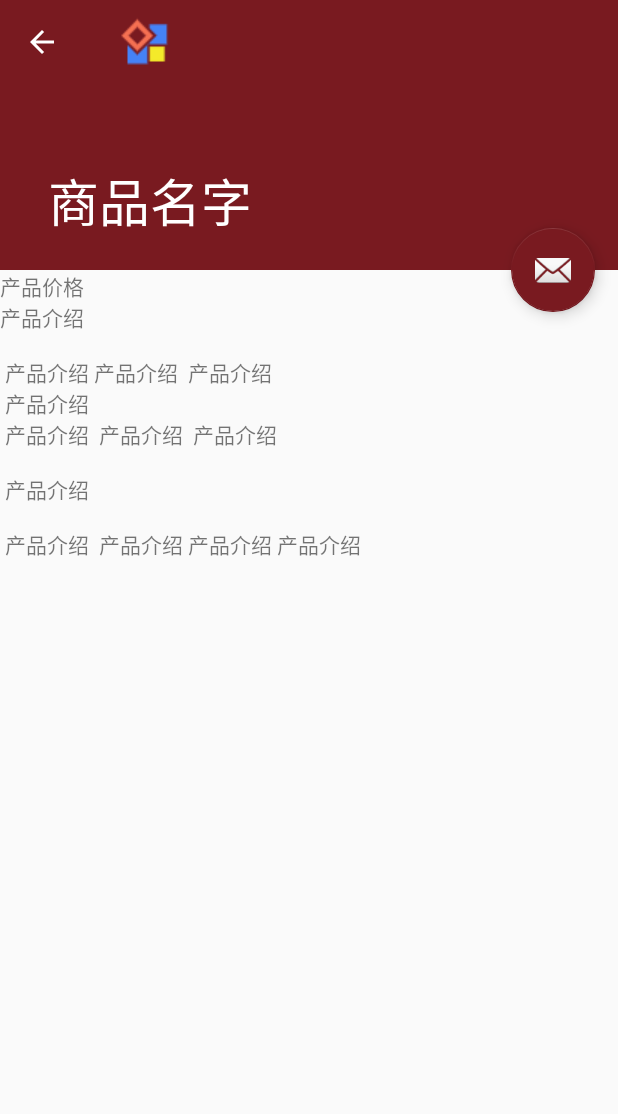
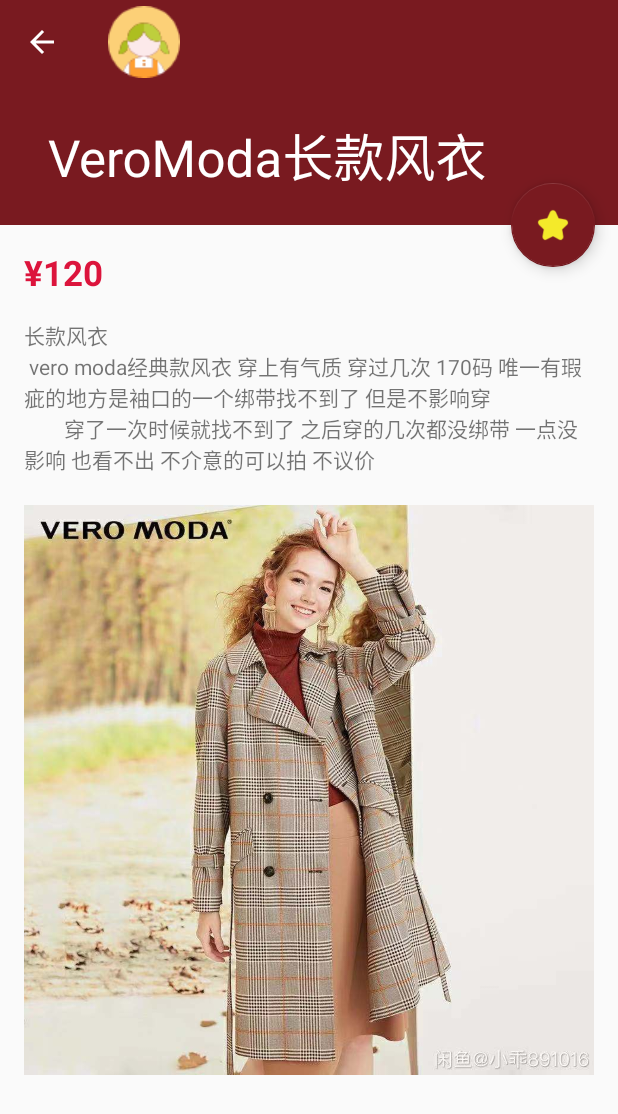
Before and after one commit to gracezhuhou/IdledRichFish, an Android app: the ProductViewActivity screen opened directly, with no data from a screen before it, on a phone screen of 412 x 824 dp. Shown: the top 1114 px of the screen. Run offline under Robolectric (Android 15) with nearby library versions, the phone set to English and light mode, and no system bars.

Commit message:
完善界面

```diff
--- a/app/src/main/AndroidManifest.xml
+++ b/app/src/main/AndroidManifest.xml
@@ -11,6 +11,7 @@
         android:supportsRtl="true"
         android:theme="@style/AppTheme"
         android:usesCleartextTraffic="true">
+        <activity android:name=".MyFavoratesActivity"></activity>
         <activity
             android:name=".ProductViewActivity"
             android:label="@string/title_activity_product_view"
@@ -27,7 +28,6 @@
                 <category android:name="android.intent.category.LAUNCHER" />
             </intent-filter>
         </activity>
-
     </application>
 
 </manifest>
--- a/app/src/main/java/com/sufe/idledrichfish/HomeFragment.java
+++ b/app/src/main/java/com/sufe/idledrichfish/HomeFragment.java
@@ -14,6 +14,7 @@ import com.sufe.idledrichfish.database.Label;
 import com.sufe.idledrichfish.database.Product;
 import com.sufe.idledrichfish.database.helper.LabelDbHelper;
 import com.sufe.idledrichfish.database.helper.ProductDbHelper;
+import com.sufe.idledrichfish.database.helper.StudentDbHelper;
 
 import org.litepal.LitePal;
 
@@ -92,6 +93,8 @@ public class HomeFragment extends Fragment {
 //        labelDbHelper.add("风衣");
 //        List<Label> labels = labelDbHelper.find("风衣");
 //        productDbHelper.add("风衣", "beautiful", 999, "2016110672", labels, "服饰");
+//        StudentDbHelper studentDbHelper = new StudentDbHelper();
+//        studentDbHelper.add("2016110672", "ZHQC", "123456", "female", 1);
 
         List<Product> products = productDbHelper.getProducts();
         mRecyclerView = view.findViewById(R.id.recyclerView_main);
--- a/app/src/main/java/com/sufe/idledrichfish/ProductViewActivity.java
+++ b/app/src/main/java/com/sufe/idledrichfish/ProductViewActivity.java
@@ -15,10 +15,14 @@ public class ProductViewActivity extends AppCompatActivity {
         super.onCreate(savedInstanceState);
         setContentView(R.layout.activity_product_view);
         Toolbar toolbar = (Toolbar) findViewById(R.id.toolbar);
+        //toolbar.setTitleTextAppearance(this, R.style.Toolbar_TitleText);
         setSupportActionBar(toolbar);
+        getSupportActionBar().setDisplayShowTitleEnabled(true);
+        //toolbar.setLogoDescription("Sam1998");
         getSupportActionBar().setDisplayHomeAsUpEnabled(true);   // 有返回箭头
-        getSupportActionBar().setLogo(R.drawable.ic_example);
-        getSupportActionBar().setTitle("商品名字");
+        getSupportActionBar().setLogo(R.drawable.ic_user);
+
+
 
 
         // 返回键监听
--- a/app/src/main/java/com/sufe/idledrichfish/ProductsRecyclerAdapter.java
+++ b/app/src/main/java/com/sufe/idledrichfish/ProductsRecyclerAdapter.java
@@ -86,7 +86,7 @@ public class ProductsRecyclerAdapter extends RecyclerView.Adapter<ProductsRecycl
         holder.cardView_product.setOnClickListener(new View.OnClickListener() {
             @Override
             public void onClick(View v){
-                long product_id = Long.valueOf(holder.text_product_id.getText().toString());
+                String product_id = holder.text_product_id.getText().toString();
                 Intent intent = new Intent(v.getContext(), ProductViewActivity.class);
                 intent.putExtra("product_id_extra", product_id);
                 v.getContext().startActivity(intent);
--- a/app/src/main/res/layout/activity_product_view.xml
+++ b/app/src/main/res/layout/activity_product_view.xml
@@ -21,17 +21,18 @@
             android:fitsSystemWindows="true"
             app:contentScrim="?attr/colorPrimary"
             app:layout_scrollFlags="scroll|exitUntilCollapsed"
-            app:toolbarId="@+id/toolbar">
-
+            app:toolbarId="@+id/toolbar" >
 
                 <android.support.v7.widget.Toolbar
                     android:id="@+id/toolbar"
+                    app:titleTextAppearance="@style/Toolbar.TitleText"
                     android:layout_width="match_parent"
                     android:layout_height="?attr/actionBarSize"
                     app:layout_collapseMode="pin"
                     app:layout_constraintStart_toStartOf="parent"
                     app:layout_constraintTop_toTopOf="parent"
-                    app:popupTheme="@style/AppTheme.PopupOverlay" />
+                    app:popupTheme="@style/AppTheme.PopupOverlay"
+                    app:title="VeroModa长款风衣" />
 
 <!--            <android.support.constraint.ConstraintLayout-->
 <!--                android:layout_width="match_parent"-->
@@ -87,6 +88,6 @@
         android:layout_margin="@dimen/fab_margin"
         app:layout_anchor="@id/app_bar"
         app:layout_anchorGravity="bottom|end"
-        app:srcCompat="@android:drawable/ic_dialog_email" />
+        app:srcCompat="@drawable/ic_favorate" />
 
 </android.support.design.widget.CoordinatorLayout>
--- a/app/src/main/res/layout/content_product_view.xml
+++ b/app/src/main/res/layout/content_product_view.xml
@@ -11,25 +11,33 @@
     <LinearLayout
         android:layout_width="match_parent"
         android:layout_height="wrap_content"
-        android:orientation="vertical">
+        android:orientation="vertical"
+        android:layout_margin="16dp">
 
+        <!-- 产品价格-->
         <TextView
             android:id="@+id/textView_productPrice"
             android:layout_width="wrap_content"
             android:layout_height="wrap_content"
-            android:text="产品价格" />
+            android:text="¥120"
+            android:textColor="@color/red"
+            android:textSize="23dp"
+            android:textStyle="bold"
+            android:layout_marginBottom="16dp"/>
 
         <TextView
             android:id="@+id/textView_productDescription"
             android:layout_width="match_parent"
             android:layout_height="wrap_content"
-            android:text="@string/large_text" />
+            android:text="@string/product_text_example"
+            android:layout_marginBottom="10dp" />
 
         <ImageView
             android:id="@+id/imageView_productImage"
             android:layout_width="match_parent"
-            android:layout_height="wrap_content"
-            tools:srcCompat="@tools:sample/backgrounds/scenic" />
+            android:layout_height="400dp"
+            app:srcCompat="@drawable/product_example_coat"
+            tools:srcCompat="@drawable/product_example_coat" />
 
     </LinearLayout>
 
--- a/app/src/main/res/values/colors.xml
+++ b/app/src/main/res/values/colors.xml
@@ -10,4 +10,5 @@
     <color name="FC_red">#791a20</color>
     <color name="black">#000000</color>
     <color name="white">#FFFFFF</color>
+    <color name="red">#DC143C</color>
 </resources>
--- a/app/src/main/res/values/dimens.xml
+++ b/app/src/main/res/values/dimens.xml
@@ -2,7 +2,7 @@
     <!-- Default screen margins, per the Android Design guidelines. -->
     <dimen name="activity_horizontal_margin">16dp</dimen>
     <dimen name="activity_vertical_margin">16dp</dimen>
-    <dimen name="app_bar_height">180dp</dimen>
+    <dimen name="app_bar_height">150dp</dimen>
     <dimen name="fab_margin">15dp</dimen>
     <dimen name="text_margin">15dp</dimen>
     <dimen name="text_size">16dp</dimen>
--- a/app/src/main/res/values/strings.xml
+++ b/app/src/main/res/values/strings.xml
@@ -19,22 +19,12 @@
     <string name="catogory_digital">数码产品</string>
     <string name="catogory_clothes">服饰</string>
     <string name="title_activity_product_view">产品详细</string>
-    <string name="large_text">
-        "产品介绍\n\n"
-        "产品介绍"
-        "产品介绍 "
-        "产品介绍\n"
-        "产品介绍\n"
-        "产品介绍 "
-        "产品介绍 "
-        "产品介绍\n\n"
-        "产品介绍\n\n"
-        "产品介绍 "
-        "产品介绍"
-        "产品介绍"
-        "产品介绍\n"
+    <string name="product_text_example">
+        "长款风衣\n"
+        "vero moda经典款风衣 穿上有气质 穿过几次 170码 唯一有瑕疵的地方是袖口的一个绑带找不到了 但是不影响穿
+        穿了一次时候就找不到了 之后穿的几次都没绑带 一点没影响 也看不出 不介意的可以拍 不议价"
     </string>
-    <string name="action_settings">Settings</string>
+    <string name="action_settings">设置</string>
 
     <!-- TODO: Remove or change this placeholder text -->
     <string name="hello_blank_fragment">Hello blank fragment</string>
--- a/app/src/main/res/values/styles.xml
+++ b/app/src/main/res/values/styles.xml
@@ -21,6 +21,14 @@
 
     <style name="AppTheme.AppBarOverlay" parent="ThemeOverlay.AppCompat.Dark.ActionBar" />
 
-    <style name="AppTheme.PopupOverlay" parent="ThemeOverlay.AppCompat.Light" />
+    <style name="AppTheme.PopupOverlay" parent="ThemeOverlay.AppCompat.Light" >
+        <item name="android:textSize">5sp</item>
+    </style>
+
+
+    <style name="Toolbar.TitleText" parent="TextAppearance.Widget.AppCompat.Toolbar.Title">
+        <item name="android:textSize">5sp</item>
+        <item name="android:textColor">#ffffff</item>
+    </style>
 
 </resources>
```
Also changed, not shown: app/build.gradle (+4 -4 lines), app/src/main/java/com/sufe/idledrichfish/MyFavoratesActivity.java (added, +13 -0 lines), app/src/main/res/layout/activity_my_favorates.xml (added, +33 -0 lines), app/src/main/res/layout/item_favorates_product.xml (added, +63 -0 lines), app/src/main/res/drawable/ic_favorate.png (added), app/src/main/res/drawable/ic_user.png (added), app/src/main/res/drawable/product_example_coat.jpg (added).
